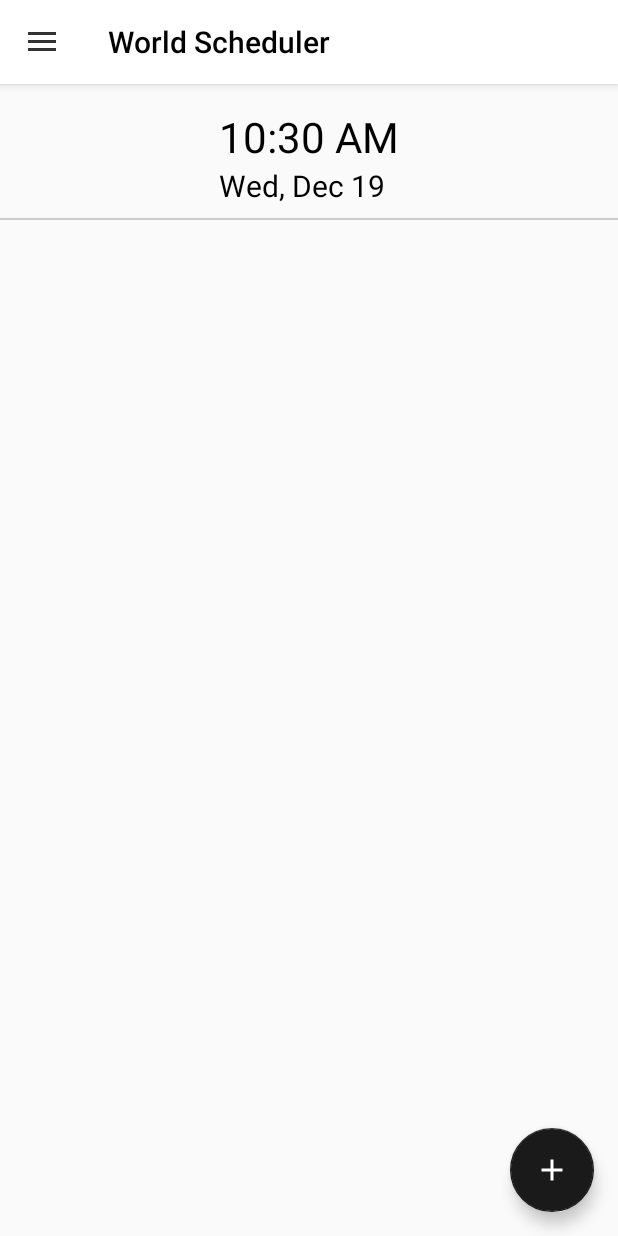
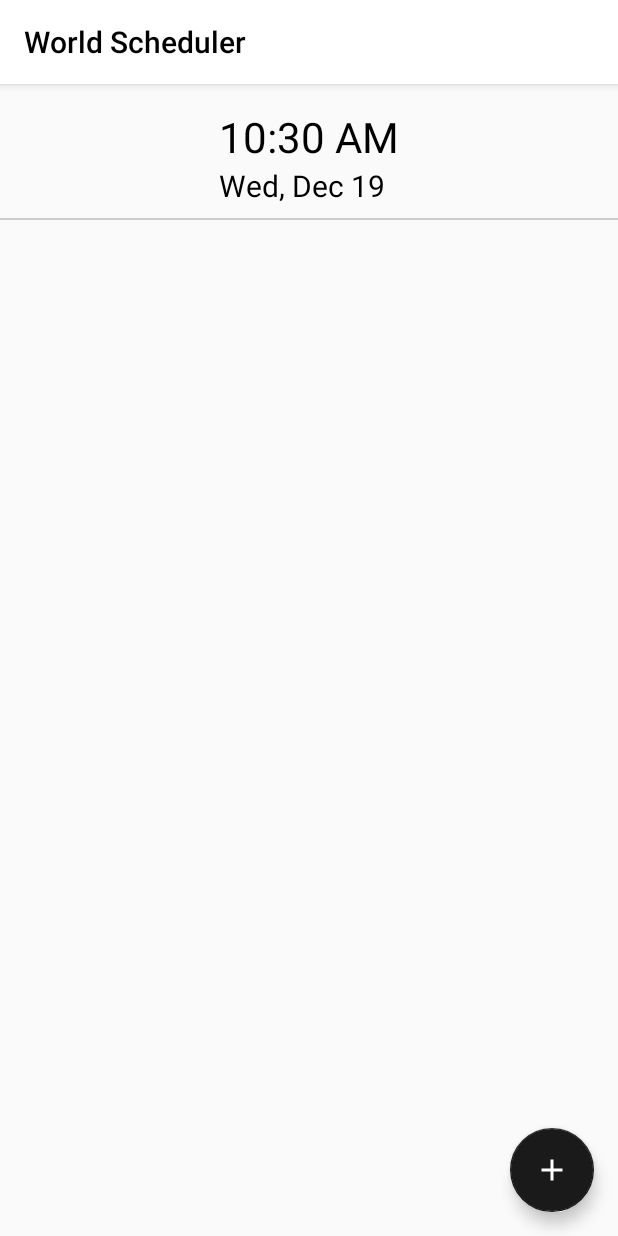
Before and after one commit to aboutblank2264/WorldScheduler, an Android app: the screen it shows after launch (MainActivity), on a phone screen of 412 x 824 dp. Run offline under Robolectric (Android 15) with nearby library versions, the phone set to English and light mode, and no system bars; our stand-ins replace ButterKnife, Room's generated code; libraries missing offline, so code that uses them is left out: android.arch.core, net.danlew.android; 3 statements that could not run were skipped.

```diff
--- a/app/build.gradle
+++ b/app/build.gradle
@@ -48,9 +48,6 @@ dependencies {
     implementation 'com.jakewharton:butterknife:8.7.0'
     annotationProcessor 'com.jakewharton:butterknife-compiler:8.7.0'
 
-    //Expandable-RecyclerView
-    implementation 'com.thoughtbot:expandablerecyclerview:1.3'
-
     //Joda-Time Android
     implementation 'net.danlew:android.joda:2.10.1'
 
@@ -60,5 +57,5 @@ dependencies {
     androidTestImplementation 'com.android.support.test.espresso:espresso-core:3.0.2'
 
     //Test Joda-Time
-    testImplementation 'joda-time:joda-time:2.10'
+    testImplementation 'joda-time:joda-time:2.10.1'
 }
--- a/app/src/main/java/com/aboutblank/worldscheduler/backend/DataServiceImpl.java
+++ b/app/src/main/java/com/aboutblank/worldscheduler/backend/DataServiceImpl.java
@@ -63,6 +63,7 @@ public class DataServiceImpl implements DataService {
     @Override
     public void deleteClock(String timeZoneId) {
         savedTimeZoneDao.delete(timeZoneId);
+        savedTimeDao.delete(timeZoneId);
     }
 
     @Override
--- a/app/src/main/java/com/aboutblank/worldscheduler/backend/room/LocalDatabase.java
+++ b/app/src/main/java/com/aboutblank/worldscheduler/backend/room/LocalDatabase.java
@@ -5,7 +5,7 @@ import android.arch.persistence.room.Room;
 import android.arch.persistence.room.RoomDatabase;
 import android.content.Context;
 
-@Database(entities = {SavedTime.class, SavedTimeZone.class}, version = 1)
+@Database(entities = {SavedTime.class, SavedTimeZone.class}, version = 2)
 public abstract class LocalDatabase extends RoomDatabase {
     public abstract SavedTimeDao savedTimeDao();
     public abstract SavedTimeZoneDao savedTimeZoneDao();
--- a/app/src/main/java/com/aboutblank/worldscheduler/backend/room/SavedTimeDao.java
+++ b/app/src/main/java/com/aboutblank/worldscheduler/backend/room/SavedTimeDao.java
@@ -19,6 +19,9 @@ public interface SavedTimeDao {
     @Query("UPDATE SavedTime SET time = :newTime WHERE timeZone = :timeZoneId AND time = :oldTime")
     void updateTime(String timeZoneId, long oldTime, long newTime);
 
-    @Query("DELETE FROM SavedTime where timeZone = :timeZoneId AND time = :time")
+    @Query("DELETE from SavedTime where timeZone = :timeZoneId AND time = :time")
     void delete(String timeZoneId, long time);
+
+    @Query("DELETE from SavedTime where timeZone = :timeZoneId")
+    void delete(String timeZoneId);
 }
--- a/app/src/main/java/com/aboutblank/worldscheduler/ui/MainActivity.java
+++ b/app/src/main/java/com/aboutblank/worldscheduler/ui/MainActivity.java
@@ -1,15 +1,9 @@
 package com.aboutblank.worldscheduler.ui;
 
 import android.os.Bundle;
-import android.support.annotation.NonNull;
-import android.support.design.widget.NavigationView;
-import android.support.v4.view.GravityCompat;
-import android.support.v4.widget.DrawerLayout;
-import android.support.v7.app.ActionBarDrawerToggle;
 import android.support.v7.app.AppCompatActivity;
 import android.support.v7.widget.Toolbar;
 import android.util.Log;
-import android.view.MenuItem;
 import android.widget.Toast;
 
 import com.aboutblank.worldscheduler.R;
@@ -18,9 +12,7 @@ import com.aboutblank.worldscheduler.ui.screens.ClockListFragment;
 
 import butterknife.ButterKnife;
 
-public class MainActivity extends AppCompatActivity
-        implements NavigationView.OnNavigationItemSelectedListener {
-
+public class MainActivity extends AppCompatActivity {
     private static final String LOG = MainActivity.class.getSimpleName();
 
     @Override
@@ -43,40 +35,6 @@ public class MainActivity extends AppCompatActivity
     private void initializeToolbars() {
         Toolbar toolbar = findViewById(R.id.toolbar);
         setSupportActionBar(toolbar);
-
-        DrawerLayout drawer = findViewById(R.id.drawer_layout);
-        ActionBarDrawerToggle toggle = new ActionBarDrawerToggle(
-                this, drawer, toolbar, R.string.navigation_drawer_open, R.string.navigation_drawer_close);
-        drawer.addDrawerListener(toggle);
-        toggle.syncState();
-
-        NavigationView navigationView = findViewById(R.id.nav_view);
-        navigationView.setNavigationItemSelectedListener(this);
-    }
-
-    @Override
-    public void onBackPressed() {
-        DrawerLayout drawer = findViewById(R.id.drawer_layout);
-        if (drawer.isDrawerOpen(GravityCompat.START)) {
-            drawer.closeDrawer(GravityCompat.START);
-        } else {
-            super.onBackPressed();
-        }
-    }
-
-    @SuppressWarnings("StatementWithEmptyBody")
-    @Override
-    public boolean onNavigationItemSelected(@NonNull MenuItem item) {
-        // Handle navigation view item clicks here.
-        int id = item.getItemId();
-
-        if (id == R.id.nav_manage) {
-
-        }
-
-        DrawerLayout drawer = findViewById(R.id.drawer_layout);
-        drawer.closeDrawer(GravityCompat.START);
-        return true;
     }
 
     public void onError(String name, Throwable throwable) {
--- a/app/src/main/java/com/aboutblank/worldscheduler/ui/components/adapter/ClockListAdapterMediator.java
+++ b/app/src/main/java/com/aboutblank/worldscheduler/ui/components/adapter/ClockListAdapterMediator.java
@@ -5,30 +5,22 @@ import android.view.View;
 
 import com.aboutblank.worldscheduler.ui.components.IconPopupMenu;
 
-import java.util.List;
-
 public interface ClockListAdapterMediator {
-    int getClockCount();
-
-    int getCurrentExpandedPosition();
+    boolean isExpanded(int position);
 
     View.OnClickListener getOnClickListener();
 
     String getOffSetString(@NonNull String timeZoneId);
 
-    void addAlarm(String timeString);
+    void addAlarm(long savedTime);
 
-    void deleteClock(int position);
+    void deleteClock(String timeZoneId);
 
-    void deleteSavedTime(long savedTime);
+    void deleteSavedTime(String timeZoneId, long savedTime);
 
-    void popupNewSaveTime(int positionOfClock);
-
-    void popupChangeSaveTime(String timeZoneId, String timeString, long oldSavedTime);
+    void popupNewSaveTime(String timeZoneId);
 
     IconPopupMenu getPopupMenu(View view);
 
-    String[] getTimeStrings(long savedTime);
-
-    List<Long> getSavedTimes(String timeZoneId);
+    String[] getTimeStrings(String timeZoneId, long savedTime);
 }
--- a/app/src/main/java/com/aboutblank/worldscheduler/viewmodels/events/ClockListEvent.java
+++ b/app/src/main/java/com/aboutblank/worldscheduler/viewmodels/events/ClockListEvent.java
@@ -47,7 +47,7 @@ public final class ClockListEvent {
                 bundle.putLong(SAVED_TIME, (long) data[1]);
                 break;
             case ADD_ALARM:
-                bundle.putString(TIMESTR, (String) data[0]);
+                bundle.putLong(SAVED_TIME, (long) data[0]);
                 bundle.putString(TAG, (String) data[1]);
                 break;
             case GET_LOCAL_TIMEZONE:
@@ -85,8 +85,8 @@ public final class ClockListEvent {
         return new ClockListEvent(Event.DELETE_SAVED_TIME, timeZoneId, savedTime);
     }
 
-    public static ClockListEvent addAlarm(@NonNull final String timeString, final String tag) {
-        return new ClockListEvent(Event.ADD_ALARM, timeString, tag);
+    public static ClockListEvent addAlarm(@NonNull final long savedTime, final String tag) {
+        return new ClockListEvent(Event.ADD_ALARM, savedTime, tag);
     }
 
     public static ClockListEvent getLocalTimeZone() {
--- a/app/src/main/res/layout/activity_main.xml
+++ b/app/src/main/res/layout/activity_main.xml
@@ -1,17 +1,11 @@
 <?xml version="1.0" encoding="utf-8"?>
-<android.support.v4.widget.DrawerLayout xmlns:android = "http://schemas.android.com/apk/res/android"
-    xmlns:app = "http://schemas.android.com/apk/res-auto"
+<android.support.design.widget.CoordinatorLayout xmlns:android = "http://schemas.android.com/apk/res/android"
     xmlns:tools = "http://schemas.android.com/tools"
     android:id = "@+id/drawer_layout"
     android:layout_width = "match_parent"
     android:layout_height = "match_parent"
     android:fitsSystemWindows = "true"
     tools:openDrawer = "start"
-    >
-
-    <android.support.design.widget.CoordinatorLayout
-        android:layout_width = "match_parent"
-        android:layout_height = "match_parent"
     >
 
     <FrameLayout
@@ -35,14 +29,3 @@
     </android.support.design.widget.AppBarLayout>
 
 </android.support.design.widget.CoordinatorLayout>
-
-    <android.support.design.widget.NavigationView
-        android:id = "@+id/nav_view"
-        android:layout_width = "wrap_content"
-        android:layout_height = "match_parent"
-        android:layout_gravity = "start"
-        android:fitsSystemWindows = "true"
-        app:headerLayout = "@layout/nav_header_main"
-        app:menu = "@menu/activity_main_drawer"
-        />
-</android.support.v4.widget.DrawerLayout>
--- a/app/src/main/res/layout/rv_clock_list_item.xml
+++ b/app/src/main/res/layout/rv_clock_list_item.xml
@@ -51,7 +51,6 @@
         android:layout_width = "match_parent"
         android:layout_height = "wrap_content"
         app:layout_constraintBottom_toBottomOf = "parent"
-        android:visibility="gone"
         app:layout_constraintTop_toBottomOf = "@id/item_saved_time_rv"
         />
 </android.support.constraint.ConstraintLayout>
```
Also changed, not shown: app/src/main/java/com/aboutblank/worldscheduler/backend/room/Clock.java (+3 -5 lines), app/src/main/java/com/aboutblank/worldscheduler/backend/room/SavedTime.java (+7 -2 lines), app/src/main/java/com/aboutblank/worldscheduler/ui/components/adapter/ClockGroup.java (deleted, +0 -13 lines), app/src/main/java/com/aboutblank/worldscheduler/ui/components/adapter/ClockListDetailRecyclerViewAdapter.java (+10 -8 lines), app/src/main/java/com/aboutblank/worldscheduler/ui/components/adapter/ClockListRecyclerViewAdapter.java (+12 -11 lines), app/src/main/java/com/aboutblank/worldscheduler/ui/components/adapter/ClockListViewAdapter.java (deleted, +0 -183 lines), app/src/main/java/com/aboutblank/worldscheduler/ui/components/adapter/ClockWithSavedTime.java (deleted, +0 -50 lines), app/src/main/java/com/aboutblank/worldscheduler/ui/screens/ClockListFragment.java (+41 -59 lines), app/src/main/java/com/aboutblank/worldscheduler/viewmodels/ClockListViewModel.java (+7 -18 lines), app/src/main/res/layout/nav_header_main.xml (deleted, +0 -40 lines). Lines whose indentation alone changed are shown as unchanged.
